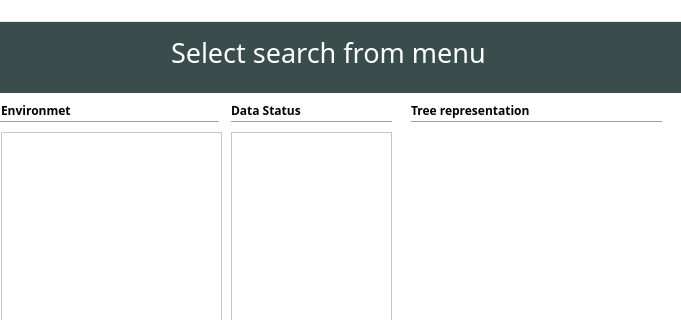
Before: the Qt Designer form Clases/gui/MainWindow.ui in DonAurelio/ia-search-algorithms, drawn with Qt 5; both pictures show x 319 to 1000 and y 0 to 320 of the 1000 by 600 pixel window.
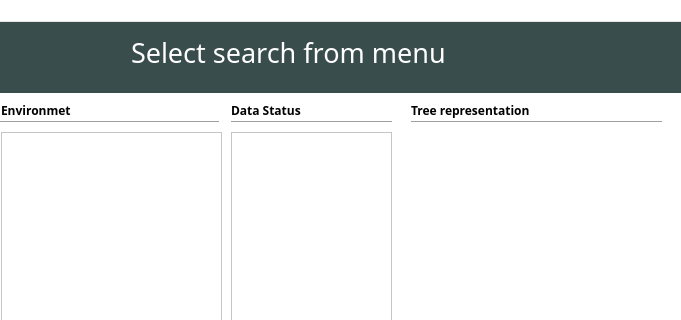
After: the same form once the commit is applied.

What changed in the file:
```diff
--- a/Clases/gui/MainWindow.ui
+++ b/Clases/gui/MainWindow.ui
@@ -225,9 +225,9 @@
     <widget class="QLabel" name="labelSelectedSearch">
      <property name="geometry">
       <rect>
-       <x>490</x>
+       <x>450</x>
        <y>10</y>
-       <width>391</width>
+       <width>521</width>
        <height>41</height>
       </rect>
      </property>
```
